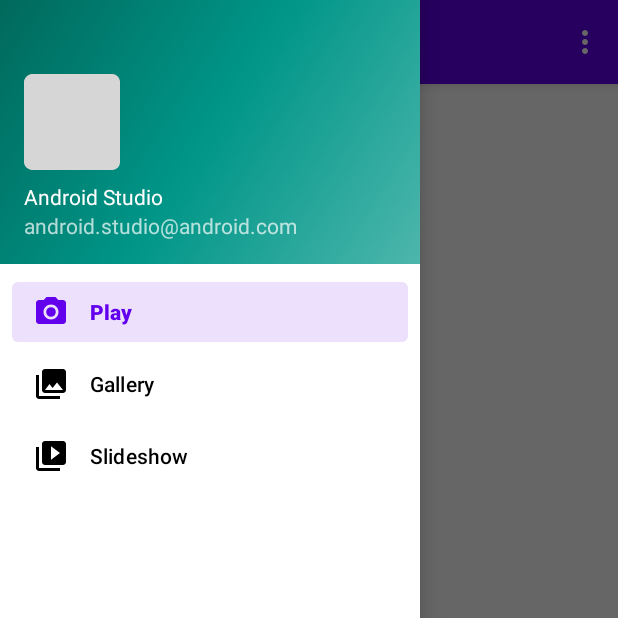
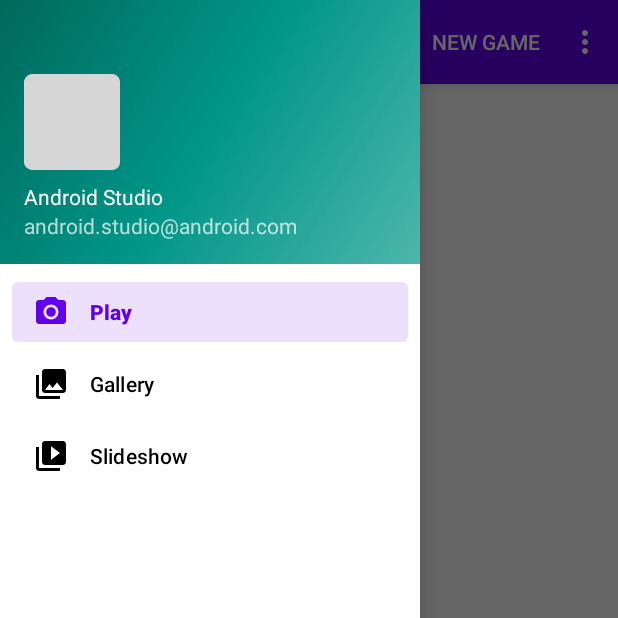
Before and after one commit to Layla33333/codebreaker, an Android app: the screen it shows after launch (MainActivity), with the side drawer open, on a phone screen of 412 x 824 dp, the top half of it. Run offline under Robolectric (Android 15) with nearby library versions, the phone set to English and light mode, and no system bars; our stand-ins replace RxJava, navigation-ui; libraries missing offline, so code that uses them is left out: com.facebook.stetho; network calls fail; 1 statement that could not run was skipped.

Commit message:
Game play including new game; filter in progress.

```diff
--- a/app/src/main/java/edu/cnm/deepdive/codebreaker/controller/PlayFragment.java
+++ b/app/src/main/java/edu/cnm/deepdive/codebreaker/controller/PlayFragment.java
@@ -1,7 +1,12 @@
 package edu.cnm.deepdive.codebreaker.controller;
 
 import android.os.Bundle;
+import android.text.InputFilter;
+import android.text.Spanned;
 import android.view.LayoutInflater;
+import android.view.Menu;
+import android.view.MenuInflater;
+import android.view.MenuItem;
 import android.view.View;
 import android.view.ViewGroup;
 import android.widget.Toast;
@@ -9,14 +14,26 @@
 import androidx.annotation.Nullable;
 import androidx.fragment.app.Fragment;
 import androidx.lifecycle.ViewModelProvider;
+import edu.cnm.deepdive.codebreaker.R;
 import edu.cnm.deepdive.codebreaker.adapter.GuessItemAdapter;
 import edu.cnm.deepdive.codebreaker.databinding.FragmentPlayBinding;
 import edu.cnm.deepdive.codebreaker.viewmodel.MainViewModel;
+import java.util.Locale;
 
-public class PlayFragment extends Fragment {
+public class PlayFragment extends Fragment implements InputFilter {
 
+  private static final String ILLEGAL_CHARACTERS_FORMAT = "[^%s]+";
   private MainViewModel viewModel;
   private FragmentPlayBinding binding;
+  private int codeLength;
+  private String pool;
+  private String illegalCharacters;
+
+  @Override
+  public void onCreate(@Nullable Bundle savedInstanceState) {
+    super.onCreate(savedInstanceState);
+    setHasOptionsMenu(true);
+  }
 
   public View onCreateView(@NonNull LayoutInflater inflater,
       ViewGroup container, Bundle savedInstanceState) {
@@ -44,7 +61,31 @@
       GuessItemAdapter adapter = new GuessItemAdapter(getContext(), game.getGuesses());
       binding.guesses.setAdapter(adapter);
       binding.guessContainer.setVisibility(game.isSolved() ? View.GONE : View.VISIBLE);
+      codeLength = game.getLength();
+      pool = game.getPool();
+      illegalCharacters = String.format(ILLEGAL_CHARACTERS_FORMAT, pool);
+      //TODO Enforce submit conditions
+
     });
+  }
+
+  @Override
+  public void onCreateOptionsMenu(@NonNull Menu menu, @NonNull MenuInflater inflater) {
+    super.onCreateOptionsMenu(menu, inflater);
+    inflater.inflate(R.menu.play_actions, menu);
+  }
+
+  @Override
+  public boolean onOptionsItemSelected(@NonNull MenuItem item) {
+    boolean handled;
+    if (item.getItemId() == R.id.new_game) {
+      handled = true;
+      viewModel.startGame();
+    } else {
+      handled = super.onOptionsItemSelected(item);
+
+    }
+    return handled;
   }
 
   @Override
@@ -52,4 +93,24 @@
     super.onDestroyView();
     binding = null;
   }
+
+  @Override
+  public CharSequence filter(CharSequence source, int start, int end, Spanned dest, int dstart,
+      int dend) {
+    String modifiedSource = source
+        .subSequence(start, end)
+        .toString()
+        .toUpperCase()
+        .replaceAll(illegalCharacters, "");
+    StringBuilder builder = new StringBuilder(dest);
+    builder.replace(dstart, dend, modifiedSource);
+    if (builder.length() > codeLength) {
+      modifiedSource = modifiedSource.substring(0,
+          modifiedSource.length() - (builder.length() - codeLength));
+    }
+    int newLength = dest.length() - (dend - dstart) + modifiedSource.length();
+    binding.submit.setEnabled(newLength == codeLength);
+    return modifiedSource;
+
+  }
 }
--- a/app/src/main/java/edu/cnm/deepdive/codebreaker/viewmodel/MainViewModel.java
+++ b/app/src/main/java/edu/cnm/deepdive/codebreaker/viewmodel/MainViewModel.java
@@ -24,7 +24,7 @@
     game = new MutableLiveData<>();
     throwable = new MutableLiveData<>();
     pending = new CompositeDisposable();
-    startGame("ABCDEF", 3);
+    startGame();
   }
 
   public LiveData<Game> getGame() {
@@ -35,11 +35,11 @@
     return throwable;
   }
 
-  public void startGame(String pool, int length) {
+  public void startGame() {
     throwable.postValue(null);
     pending.add(
         repository
-            .startGame(pool, length)
+            .startGame("ABCDEF", 3)
             .subscribe(
                 game::postValue,
                 this::postThrowable
--- /dev/null
+++ b/app/src/main/res/menu/play_actions.xml
@@ -0,0 +1,11 @@
+<?xml version="1.0" encoding="utf-8"?>
+<menu xmlns:android="http://schemas.android.com/apk/res/android"
+  xmlns:app="http://schemas.android.com/apk/res-auto">
+
+  <item
+    android:id="@+id/new_game"
+    android:title="@string/new_game"
+    app:showAsAction="ifRoom|withText"/>
+
+
+</menu>
--- a/app/src/main/res/values/strings.xml
+++ b/app/src/main/res/values/strings.xml
@@ -13,4 +13,5 @@
   <string name="menu_slideshow">Slideshow</string>
   <string name="submit">Submit</string>
   <string name="guess_hint">text of guess</string>
+  <string name="new_game">New game</string>
 </resources>
```
